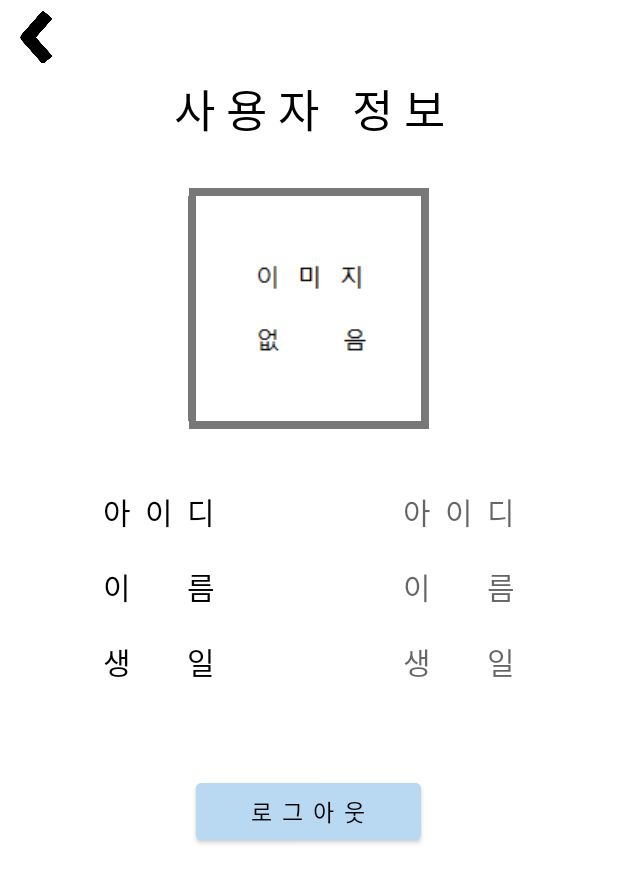
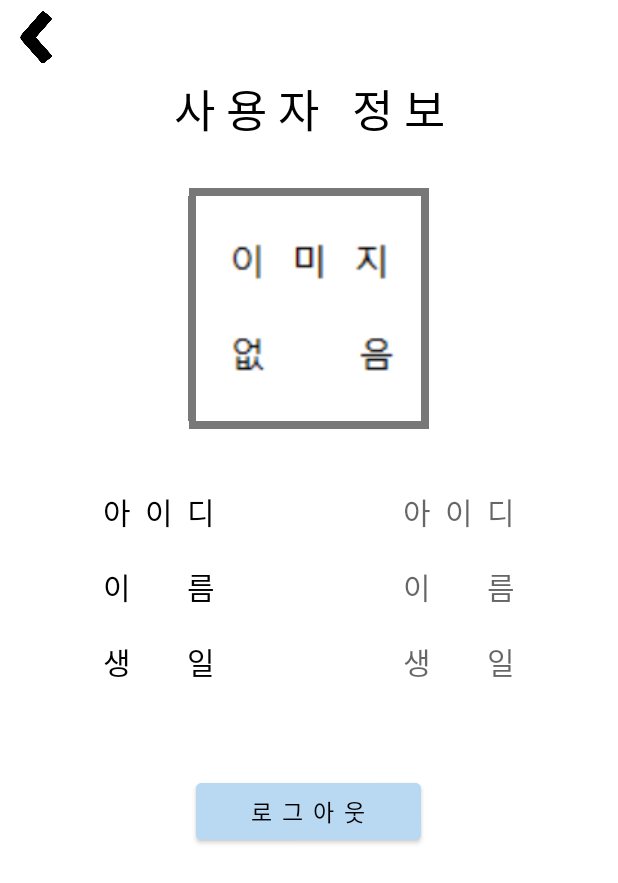
Before and after one commit to naki1114/Yesik, an Android app: the PersonalUserInfo screen opened directly, with no data from a screen before it, on a phone screen of 412 x 824 dp. Shown: the top 883 px of the screen. Run offline under Robolectric (Android 15) with nearby library versions, the phone set to English and light mode, and no system bars; 2 statements that could not run were skipped.

Commit message:
이미지 버튼 scaleTyp 지정 (fitCenter)

```diff
--- a/app/src/main/res/layout/activity_personal_user_info.xml
+++ b/app/src/main/res/layout/activity_personal_user_info.xml
@@ -53,6 +53,7 @@
                 android:id="@+id/profileButton"
                 android:layout_width="150dp"
                 android:layout_height="150dp"
+                android:scaleType="fitCenter"
                 android:background="@android:color/transparent"
                 android:src="@drawable/no_image" />
 
```
